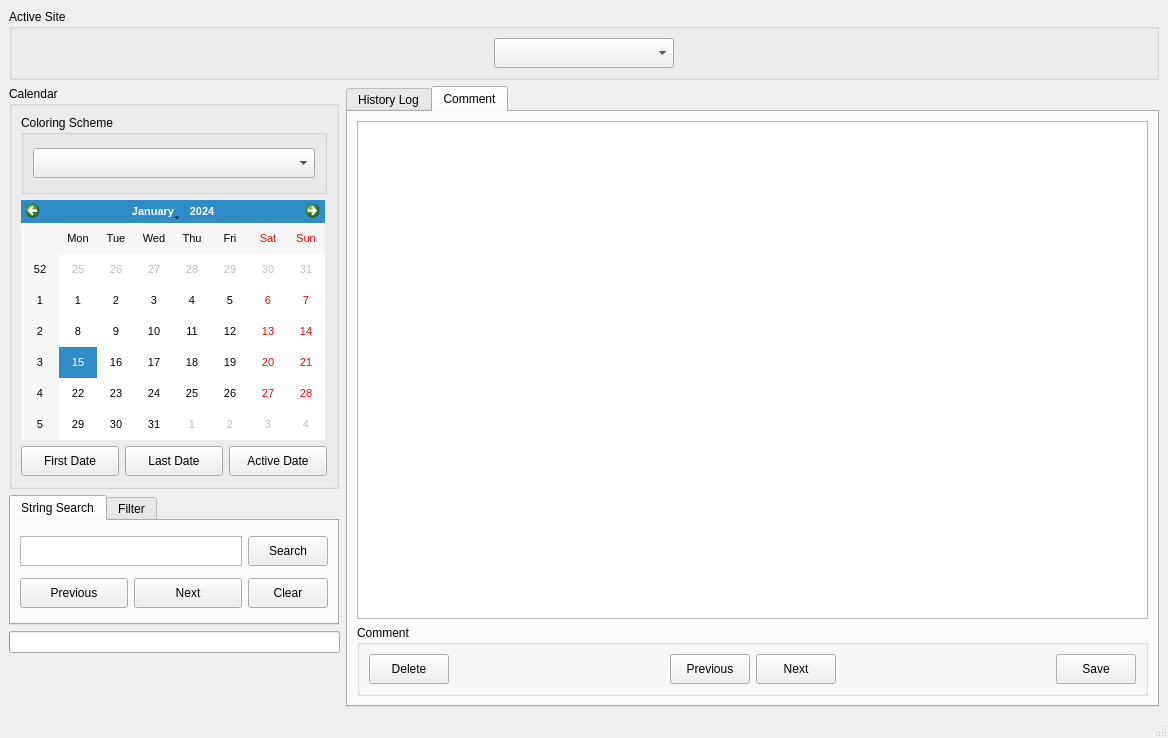
komministern/gca_analysis_tool, file resources/ui_mainwindow.ui: the form before one commit.
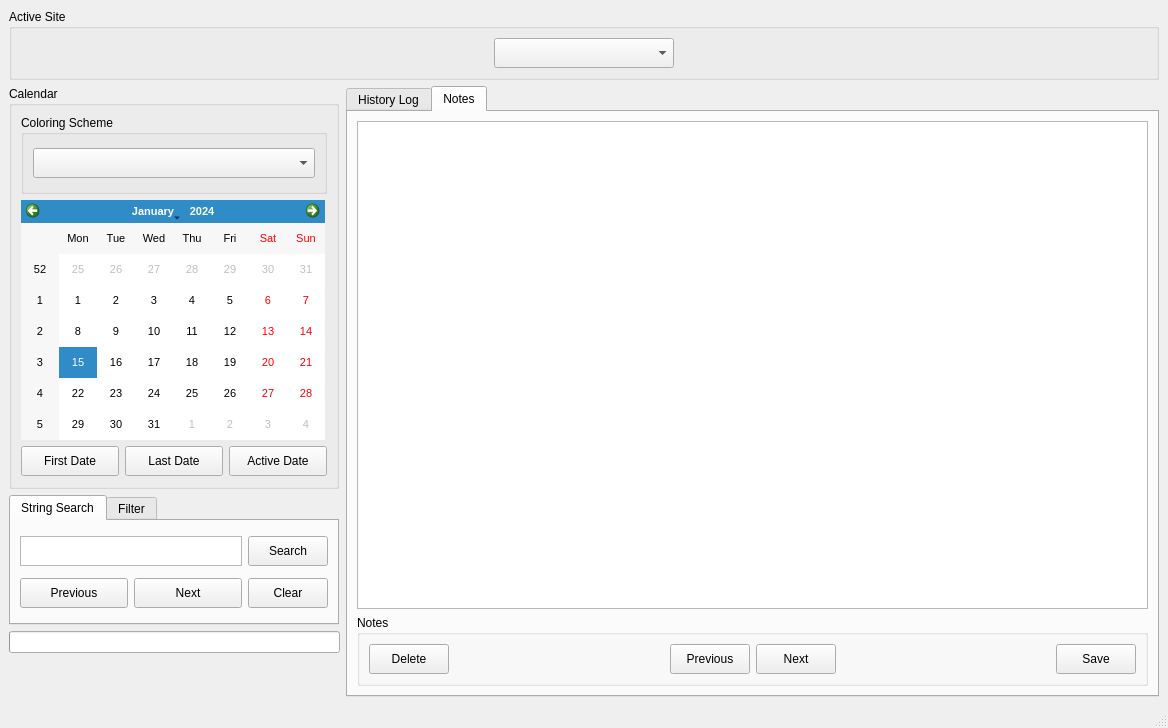
The form after the commit. The open tabs and pages were chosen to show the change. Custom widgets are drawn as their Qt base class.

Diff of the .ui file:
```diff
--- a/resources/ui_mainwindow.ui
+++ b/resources/ui_mainwindow.ui
@@ -7,7 +7,7 @@
     <x>0</x>
     <y>0</y>
     <width>1168</width>
-    <height>738</height>
+    <height>728</height>
    </rect>
   </property>
   <property name="sizePolicy">
@@ -260,7 +260,7 @@
       </widget>
       <widget class="QWidget" name="tab_2">
        <attribute name="title">
-        <string>Comment</string>
+        <string>Notes</string>
        </attribute>
        <layout class="QGridLayout" name="gridLayout_10">
         <item row="0" column="0">
@@ -269,7 +269,7 @@
         <item row="1" column="0">
          <widget class="QGroupBox" name="groupBox_7">
           <property name="title">
-           <string>Comment</string>
+           <string>Notes</string>
           </property>
           <layout class="QGridLayout" name="gridLayout_9">
            <item row="0" column="0">
```
